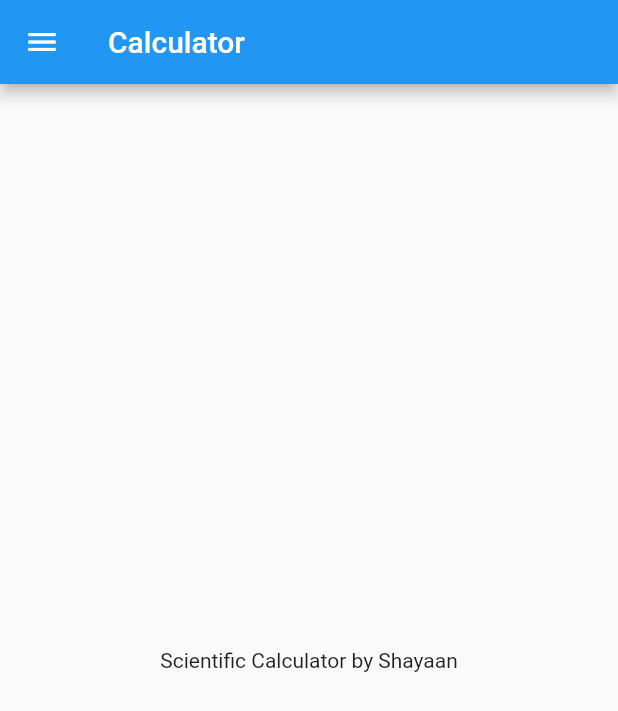
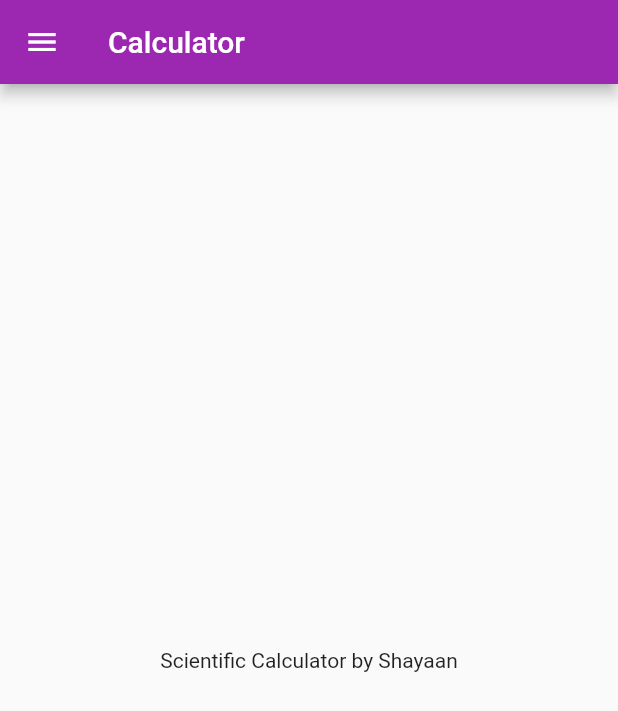
Before and after one commit to MSF01/Falculator, a Flutter app: the screen it shows after launch, on a phone screen of 412 x 824 dp. Shown: the top 711 px of the screen. Run offline on Flutter 3.47's test engine with Material 2 defaults, Android fonts, the phone set to English and light mode, and no system bars.

Commit message:
day 3 completed

```diff
--- a/lib/home.dart
+++ b/lib/Pages/home.dart
@@ -3,18 +3,18 @@ import 'package:flutter/material.dart';
 class HomePage extends StatelessWidget {
   final String devName = "Shayaan";
 
+  const HomePage({super.key});
+
   @override
   Widget build(BuildContext context) {
     return Scaffold(
       appBar: AppBar(
-        title: Text("Calculator"),
+        title: const Text("Calculator"),
       ),
       body: Center(
-        child: Container(
-          child: Text("Scientific Calculator by $devName"),
-        ),
+        child: Text("Scientific Calculator by $devName"),
       ),
-      drawer: Drawer(),
+      drawer: const Drawer(),
     );
   }
 }
--- a/lib/main.dart
+++ b/lib/main.dart
@@ -1,16 +1,24 @@
+import 'package:calculator/Pages/login.dart';
 import 'package:flutter/material.dart';
-import 'home.dart';
+import 'Pages/home.dart';
 
 void main() {
   runApp(Calculator());
 }
 
 class Calculator extends StatelessWidget {
-  Calculator({super.key});
   @override
   Widget build(BuildContext context) {
     return MaterialApp(
-      home: HomePage(),
+      themeMode: ThemeMode.light,
+      theme: ThemeData(primarySwatch: Colors.purple),
+      darkTheme: ThemeData(brightness: Brightness.dark),
+      initialRoute: "/home",
+      routes: {
+        "/": (context) => LoginPage(),
+        "/home": (context) => HomePage(),
+        "/login": (context) => LoginPage()
+      },
     );
   }
 }
```
Also changed, not shown: lib/Pages/login.dart (added, +15 -0 lines).
